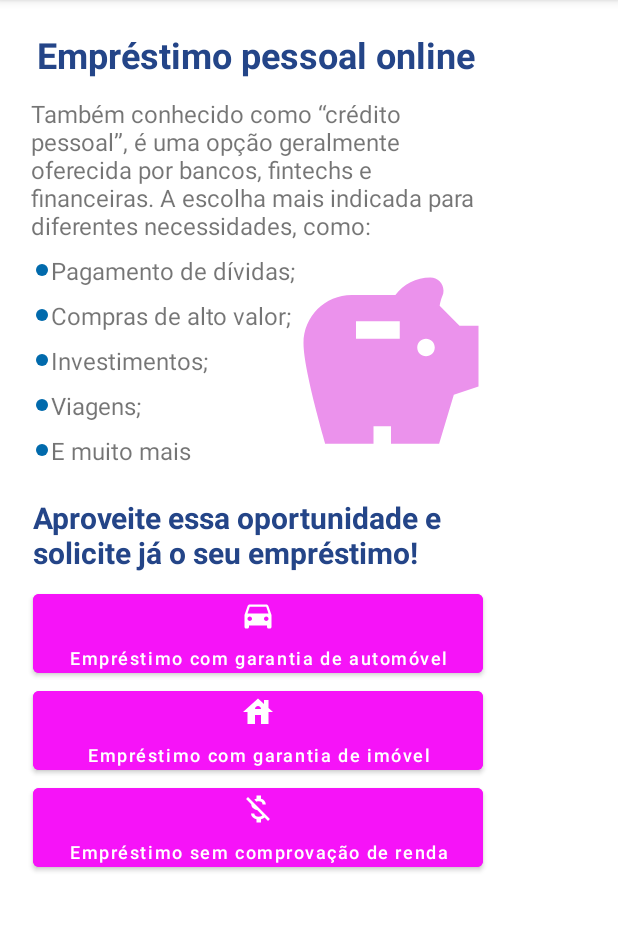
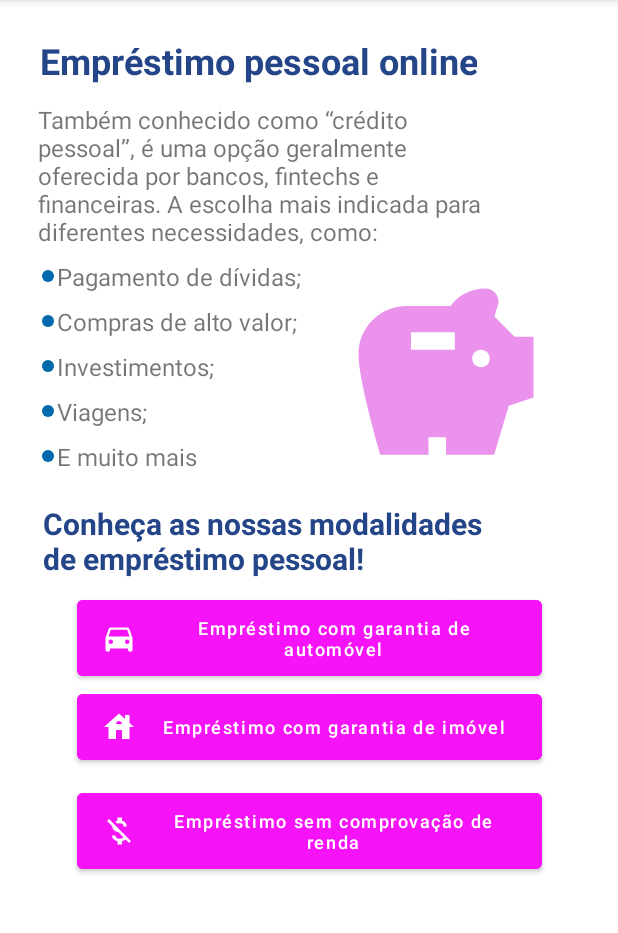
Before and after one commit to fabianafarias/credito-para-todes, an Android app: the screen it shows after launch (MainActivity), on a phone screen of 412 x 824 dp, the part 84-1017 px from its top. Run offline under Robolectric (Android 15) with nearby library versions, the light colour scheme and no system bars.

Commit message:
Criando uma segunda activity e fazendo alterações no layout da activity main.

```diff
--- a/app/build.gradle
+++ b/app/build.gradle
@@ -1,6 +1,7 @@
 plugins {
     id 'com.android.application'
     id 'kotlin-android'
+    id 'kotlin-android-extensions'
 }
 
 android {
--- a/app/src/main/AndroidManifest.xml
+++ b/app/src/main/AndroidManifest.xml
@@ -9,6 +9,7 @@
         android:roundIcon="@mipmap/ic_launcher_round"
         android:supportsRtl="true"
         android:theme="@style/Theme.CreditoParaTodes">
+        <activity android:name=".SecondActivity"></activity>
         <activity android:name=".MainActivity">
             <intent-filter>
                 <action android:name="android.intent.action.MAIN" />
--- a/app/src/main/res/layout/activity_main.xml
+++ b/app/src/main/res/layout/activity_main.xml
@@ -9,7 +9,7 @@
 
     <TextView
         android:id="@+id/tv-title-intro"
-        android:layout_width="300dp"
+        android:layout_width="wrap_content"
         android:layout_height="wrap_content"
         android:text="@string/tv_title_intro"
         android:textAlignment="center"
@@ -17,7 +17,7 @@
         android:textSize="24sp"
         android:textStyle="bold"
         app:layout_constraintEnd_toStartOf="@+id/guideline2"
-        app:layout_constraintHorizontal_bias="0.0"
+        app:layout_constraintHorizontal_bias="0.027"
         app:layout_constraintStart_toStartOf="@+id/guideline3"
         app:layout_constraintTop_toTopOf="@+id/guidelineTop" />
 
@@ -110,20 +110,18 @@
         app:layout_constraintTop_toBottomOf="@+id/tv-viagens" />
 
     <ImageView
+        android:id="@+id/iv-pig"
         android:layout_width="wrap_content"
         android:layout_height="wrap_content"
-        android:layout_marginEnd="8dp"
         android:src="@drawable/ic_savings_black_24dp"
         app:layout_constraintBottom_toTopOf="@+id/tv-title-opcoes"
         app:layout_constraintEnd_toStartOf="@+id/guideline2"
-        app:layout_constraintHorizontal_bias="0.909"
-        app:layout_constraintStart_toStartOf="@+id/guideline3"
-        app:layout_constraintTop_toBottomOf="@+id/tv-intro"
-        app:layout_constraintVertical_bias="0.4" />
+        app:layout_constraintStart_toEndOf="@+id/tv-investimentos"
+        app:layout_constraintTop_toBottomOf="@+id/tv-intro" />
 
     <TextView
         android:id="@+id/tv-title-opcoes"
-        android:layout_width="300dp"
+        android:layout_width="310dp"
         android:layout_height="wrap_content"
         android:layout_marginTop="20dp"
         android:text="@string/tv_title_opcoes"
@@ -132,84 +130,89 @@
         android:textSize="20sp"
         android:textStyle="bold"
         app:layout_constraintEnd_toStartOf="@+id/guideline2"
-        app:layout_constraintHorizontal_bias="0.055"
+        app:layout_constraintHorizontal_bias="0.086"
         app:layout_constraintStart_toStartOf="@+id/guideline3"
         app:layout_constraintTop_toBottomOf="@+id/tv-muito-mais" />
 
     <Button
         android:id="@+id/btn-automovel"
-        android:layout_width="300dp"
+        android:layout_width="310dp"
         android:layout_height="wrap_content"
         android:layout_marginTop="8dp"
         android:backgroundTint="@color/pink_500"
-        android:drawableTop="@drawable/ic_baseline_directions_car_24"
-        android:padding="2dp"
+        android:drawableLeft="@drawable/ic_baseline_directions_car_24"
+        android:onClick="openIntent"
+        android:paddingTop="10dp"
+        android:paddingBottom="10dp"
         android:text="@string/automovel"
+        android:textAlignment="center"
         android:textAllCaps="false"
         android:textSize="12sp"
         app:layout_constraintEnd_toStartOf="@+id/guideline2"
-        app:layout_constraintHorizontal_bias="0.055"
         app:layout_constraintStart_toStartOf="@+id/guideline3"
         app:layout_constraintTop_toBottomOf="@+id/tv-title-opcoes" />
 
     <Button
         android:id="@+id/btn-imovel"
-        android:layout_width="300dp"
+        android:layout_width="310dp"
         android:layout_height="wrap_content"
         android:backgroundTint="@color/pink_500"
-        android:drawableTop="@drawable/ic_baseline_house_24"
-        android:padding="2dp"
+        android:drawableLeft="@drawable/ic_baseline_house_24"
+        android:paddingTop="10dp"
+        android:paddingBottom="10dp"
         android:text="@string/imovel"
+        android:textAlignment="center"
         android:textAllCaps="false"
         android:textSize="12sp"
         app:layout_constraintEnd_toStartOf="@+id/guideline2"
-        app:layout_constraintHorizontal_bias="0.055"
         app:layout_constraintStart_toStartOf="@+id/guideline3"
         app:layout_constraintTop_toBottomOf="@+id/btn-automovel" />
 
     <Button
         android:id="@+id/btn-sem-renda"
-        android:layout_width="300dp"
+        android:layout_width="310dp"
         android:layout_height="wrap_content"
         android:backgroundTint="@color/pink_500"
-        android:drawableTop="@drawable/ic_baseline_money_off_24"
-        android:padding="2dp"
+        android:drawableLeft="@drawable/ic_baseline_money_off_24"
+        android:paddingTop="10dp"
+        android:paddingBottom="10dp"
         android:text="@string/sem_renda"
+        android:textAlignment="center"
         android:textAllCaps="false"
         android:textSize="12sp"
         app:layout_constraintBottom_toTopOf="@+id/guidelinbottom"
         app:layout_constraintEnd_toStartOf="@+id/guideline2"
-        app:layout_constraintHorizontal_bias="0.055"
         app:layout_constraintStart_toStartOf="@+id/guideline3"
         app:layout_constraintTop_toBottomOf="@+id/btn-imovel"
-        app:layout_constraintVertical_bias="0.0" />
+        app:layout_constraintVertical_bias="0.058" />
+
 
     <androidx.constraintlayout.widget.Guideline
         android:id="@+id/guideline2"
         android:layout_width="wrap_content"
         android:layout_height="wrap_content"
         android:orientation="vertical"
-        app:layout_constraintGuide_begin="356dp" />
+        app:layout_constraintGuide_end="24dp" />
 
     <androidx.constraintlayout.widget.Guideline
         android:id="@+id/guideline3"
         android:layout_width="wrap_content"
         android:layout_height="wrap_content"
         android:orientation="vertical"
-        app:layout_constraintGuide_begin="20dp" />
+        app:layout_constraintGuide_begin="24dp" />
 
     <androidx.constraintlayout.widget.Guideline
         android:id="@+id/guidelinbottom"
         android:layout_width="wrap_content"
         android:layout_height="wrap_content"
         android:orientation="horizontal"
-        app:layout_constraintGuide_begin="715dp" />
+        app:layout_constraintGuide_end="24dp" />
 
     <androidx.constraintlayout.widget.Guideline
         android:id="@+id/guidelineTop"
         android:layout_width="wrap_content"
         android:layout_height="wrap_content"
         android:orientation="horizontal"
-        app:layout_constraintGuide_begin="20dp" />
+        app:layout_constraintGuide_begin="24dp" />
 
 </androidx.constraintlayout.widget.ConstraintLayout>
--- a/app/src/main/res/values/strings.xml
+++ b/app/src/main/res/values/strings.xml
@@ -7,7 +7,7 @@
     <string name="investimentos">Investimentos;</string>
     <string name="viagens">Viagens;</string>
     <string name="e_muito_mais">E muito mais</string>
-    <string name="tv_title_opcoes">Aproveite essa oportunidade e solicite já o seu empréstimo!</string>
+    <string name="tv_title_opcoes">Conheça as nossas modalidades de empréstimo pessoal!</string>
     <string name="automovel">Empréstimo com garantia de automóvel</string>
     <string name="imovel">Empréstimo com garantia de imóvel</string>
     <string name="sem_renda">Empréstimo sem comprovação de renda</string>
```
Also changed, not shown: app/src/main/java/com/fabianafarias/creditoparatodes/MainActivity.kt (+9 -0 lines), app/src/main/java/com/fabianafarias/creditoparatodes/SecondActivity.kt (added, +11 -0 lines), app/src/main/res/layout/activity_second.xml (added, +23 -0 lines).
